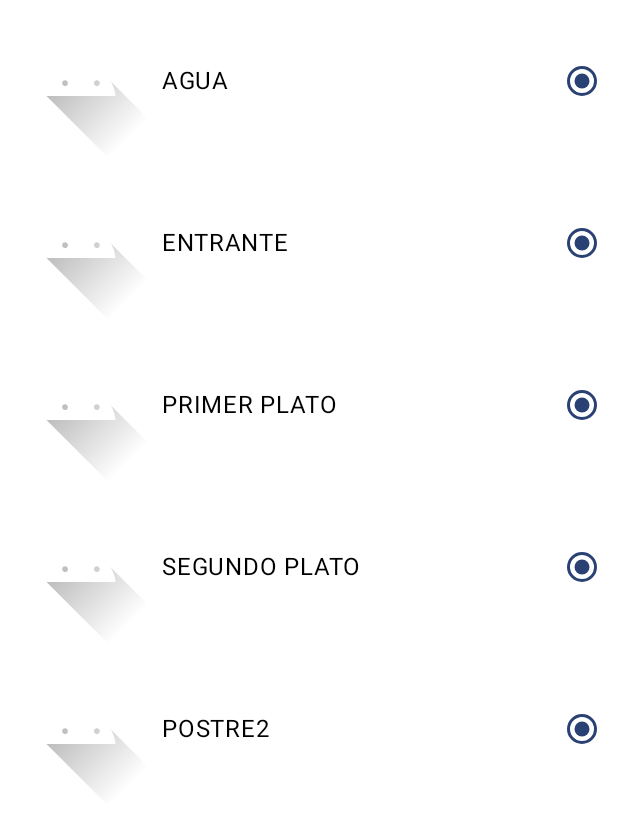
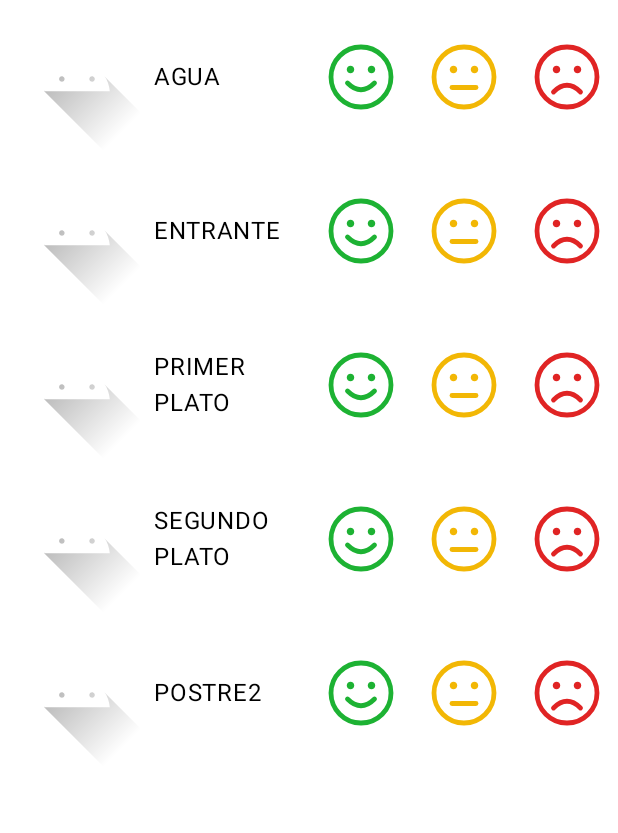
Before and after one commit to scontreraslopez/Colepizza, an Android app built with Jetpack Compose: the composable ColepizzaScreen shown on its own in the app's theme, on a phone screen of 412 x 824 dp. Shown: the top 833 px of the screen. Run offline under Robolectric (Android 15) with nearby library versions, the phone set to English and light mode, and no system bars.

Commit message:
row v1 ready

```diff
--- a/app/src/main/java/net/iessochoa/sergiocontreras/colepizza/MainActivity.kt
+++ b/app/src/main/java/net/iessochoa/sergiocontreras/colepizza/MainActivity.kt
@@ -20,10 +20,7 @@ class MainActivity : ComponentActivity() {
         setContent {
             ColepizzaTheme {
                 Scaffold(modifier = Modifier.fillMaxSize()) { innerPadding ->
-                    Greeting(
-                        name = "Android",
-                        modifier = Modifier.padding(innerPadding)
-                    )
+
                 }
             }
         }
--- a/app/src/main/java/net/iessochoa/sergiocontreras/colepizza/ui/components/MenuRow.kt
+++ b/app/src/main/java/net/iessochoa/sergiocontreras/colepizza/ui/components/MenuRow.kt
@@ -3,6 +3,7 @@ package net.iessochoa.sergiocontreras.colepizza.ui.components
 import androidx.compose.foundation.Image
 import androidx.compose.foundation.layout.Arrangement
 import androidx.compose.foundation.layout.Row
+import androidx.compose.foundation.layout.fillMaxWidth
 import androidx.compose.material3.RadioButton
 import androidx.compose.material3.Text
 import androidx.compose.runtime.Composable
@@ -20,17 +21,21 @@ fun MenuRow(
 
     Row(
         verticalAlignment = Alignment.CenterVertically,
-        horizontalArrangement = Arrangement.SpaceBetween
+        horizontalArrangement = Arrangement.SpaceBetween,
+        modifier = modifier.fillMaxWidth()
     ) {
         Image(
             painter = painterResource(R.drawable.ic_launcher_foreground),
-            contentDescription = null
+            contentDescription = null,
+            modifier = Modifier.weight(1f)
         )
         Text(item,
-            modifier=Modifier.weight(1f))
-        RadioButton(
-            true,
-            {}
+            modifier=Modifier.weight(1f)
+        )
+
+        SmileyRating(
+            modifier = Modifier.weight(2f)
+
         )
 
     }
--- /dev/null
+++ b/app/src/main/java/net/iessochoa/sergiocontreras/colepizza/ui/components/SmileyRating.kt
@@ -0,0 +1,46 @@
+package net.iessochoa.sergiocontreras.colepizza.ui.components
+
+import androidx.compose.foundation.Image
+import androidx.compose.foundation.layout.Arrangement
+import androidx.compose.foundation.layout.Row
+import androidx.compose.foundation.layout.fillMaxWidth
+import androidx.compose.runtime.Composable
+import androidx.compose.ui.Modifier
+import androidx.compose.ui.res.painterResource
+import androidx.compose.ui.tooling.preview.Preview
+import net.iessochoa.sergiocontreras.colepizza.R
+import net.iessochoa.sergiocontreras.colepizza.ui.theme.ColepizzaTheme
+
+@Composable
+fun SmileyRating (
+    modifier: Modifier = Modifier
+) {
+    Row(
+        modifier = modifier.fillMaxWidth(),
+        horizontalArrangement = Arrangement.SpaceAround
+    ) {
+        Image(
+            painter = painterResource(R.drawable.happy_face),
+            contentDescription = null
+        )
+
+        Image(
+            painter = painterResource(R.drawable.neutral_face),
+            contentDescription = null
+        )
+
+        Image(
+            painter = painterResource(R.drawable.sad_face),
+            contentDescription = null
+        )
+
+    }
+}
+
+@Preview
+@Composable
+fun SmileyRatingPreview() {
+    ColepizzaTheme() {
+        SmileyRating()
+    }
+}
--- /dev/null
+++ b/app/src/main/java/net/iessochoa/sergiocontreras/colepizza/ui/screens/MainScreen.kt
@@ -0,0 +1,43 @@
+package net.iessochoa.sergiocontreras.colepizza.ui.screens
+
+import androidx.compose.foundation.layout.Spacer
+import androidx.compose.foundation.layout.padding
+import androidx.compose.foundation.lazy.LazyColumn
+import androidx.compose.foundation.lazy.items
+import androidx.compose.material3.Button
+import androidx.compose.material3.Text
+import androidx.compose.runtime.Composable
+import androidx.compose.ui.Modifier
+import androidx.compose.ui.tooling.preview.Preview
+import androidx.compose.ui.unit.dp
+import net.iessochoa.sergiocontreras.colepizza.ui.theme.ColepizzaTheme
+
+@Composable
+fun MainScreen(
+    modifier: Modifier = Modifier
+) {
+    val daysOfWeek = listOf("Lunes", "Martes", "Miércoles", "Jueves", "Viernes")
+    LazyColumn(
+        modifier = modifier
+
+    ) {
+        items(daysOfWeek) { day ->
+            Button(
+                modifier = Modifier
+                    .fillParentMaxWidth()
+                    .padding(horizontal = 16.dp),
+                onClick = { }
+            ) {
+                Text(text = day)
+            }
+            Spacer(modifier = Modifier.padding(vertical = 4.dp))
+        }
+    }
+}
+
+@Preview
+@Composable
+fun MainScreenPreview() =
+    ColepizzaTheme() {
+        MainScreen()
+    }
--- /dev/null
+++ b/app/src/main/res/drawable-nodpi/happy_face.xml
@@ -0,0 +1,27 @@
+<?xml version="1.0" encoding="utf-8"?>
+<vector xmlns:android="http://schemas.android.com/apk/res/android"
+    android:width="48dp"
+    android:height="48dp"
+    android:viewportWidth="24"
+    android:viewportHeight="24">
+
+    <!-- Contorno -->
+    <path
+        android:pathData="M12,2a10,10 0,1 1,0 20a10,10 0,1 1,0 -20z"
+        android:strokeColor="#1DB233"
+        android:strokeWidth="1.6"
+        android:fillColor="#00000000" />
+
+    <!-- Ojos -->
+    <path
+        android:pathData="M8.5,8.25a1.25,1.25 0,1 1,0 2.5a1.25,1.25 0,1 1,0 -2.5z M15.5,8.25a1.25,1.25 0,1 1,0 2.5a1.25,1.25 0,1 1,0 -2.5z"
+        android:fillColor="#1DB233" />
+
+    <!-- Boca -->
+    <path
+        android:pathData="M7.5,14 Q12,18.5 16.5,14"
+        android:strokeColor="#1DB233"
+        android:strokeWidth="1.6"
+        android:strokeLineCap="round"
+        android:fillColor="#00000000" />
+</vector>
--- /dev/null
+++ b/app/src/main/res/drawable-nodpi/neutral_face.xml
@@ -0,0 +1,27 @@
+<?xml version="1.0" encoding="utf-8"?>
+<vector xmlns:android="http://schemas.android.com/apk/res/android"
+    android:width="48dp"
+    android:height="48dp"
+    android:viewportWidth="24"
+    android:viewportHeight="24">
+
+    <!-- Contorno -->
+    <path
+        android:pathData="M12,2a10,10 0,1 1,0 20a10,10 0,1 1,0 -20z"
+        android:strokeColor="#F2B705"
+        android:strokeWidth="1.6"
+        android:fillColor="#00000000" />
+
+    <!-- Ojos -->
+    <path
+        android:pathData="M8.5,8.25a1.25,1.25 0,1 1,0 2.5a1.25,1.25 0,1 1,0 -2.5z M15.5,8.25a1.25,1.25 0,1 1,0 2.5a1.25,1.25 0,1 1,0 -2.5z"
+        android:fillColor="#F2B705" />
+
+    <!-- Boca -->
+    <path
+        android:pathData="M8,15.5 L16,15.5"
+        android:strokeColor="#F2B705"
+        android:strokeWidth="1.6"
+        android:strokeLineCap="round"
+        android:fillColor="#00000000" />
+</vector>
--- /dev/null
+++ b/app/src/main/res/drawable-nodpi/sad_face.xml
@@ -0,0 +1,27 @@
+<?xml version="1.0" encoding="utf-8"?>
+<vector xmlns:android="http://schemas.android.com/apk/res/android"
+    android:width="48dp"
+    android:height="48dp"
+    android:viewportWidth="24"
+    android:viewportHeight="24">
+
+    <!-- Contorno -->
+    <path
+        android:pathData="M12,2a10,10 0,1 1,0 20a10,10 0,1 1,0 -20z"
+        android:strokeColor="#E02424"
+        android:strokeWidth="1.6"
+        android:fillColor="#00000000" />
+
+    <!-- Ojos -->
+    <path
+        android:pathData="M8.5,8.25a1.25,1.25 0,1 1,0 2.5a1.25,1.25 0,1 1,0 -2.5z M15.5,8.25a1.25,1.25 0,1 1,0 2.5a1.25,1.25 0,1 1,0 -2.5z"
+        android:fillColor="#E02424" />
+
+    <!-- Boca -->
+    <path
+        android:pathData="M7.5,17 Q12,12.5 16.5,17"
+        android:strokeColor="#E02424"
+        android:strokeWidth="1.6"
+        android:strokeLineCap="round"
+        android:fillColor="#00000000" />
+</vector>
--- a/gradle/libs.versions.toml
+++ b/gradle/libs.versions.toml
@@ -1,13 +1,13 @@
 [versions]
-agp = "9.2.1"
+agp = "9.5.1"
 coreKtx = "1.19.1"
 junit = "4.13.2"
 junitVersion = "1.3.0"
 espressoCore = "3.7.0"
 lifecycleRuntimeKtx = "2.11.0"
 activityCompose = "1.13.0"
-kotlin = "2.2.10"
-composeBom = "2026.02.01"
+kotlin = "2.4.21"
+composeBom = "2026.09.00"
 
 [libraries]
 androidx-core-ktx = { group = "androidx.core", name = "core-ktx", version.ref = "coreKtx" }
```
Also changed, not shown: gradle/wrapper/gradle-wrapper.properties.
